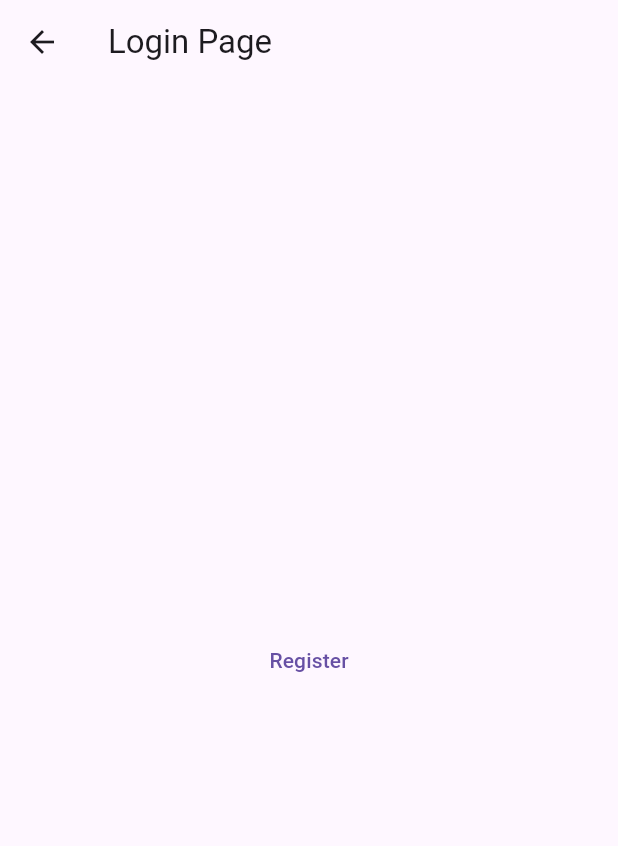
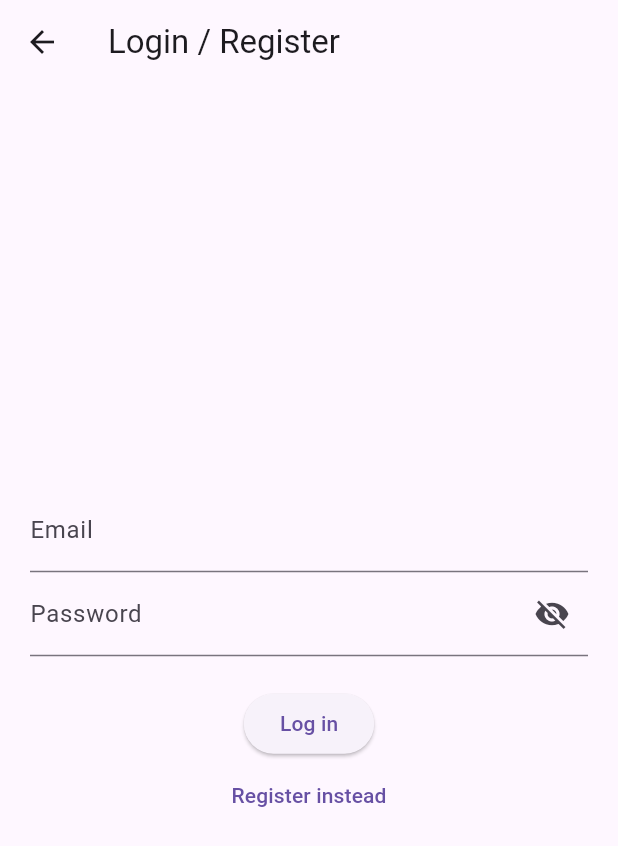
Before and after one commit to garcia123123/prototype_sagip, a Flutter app: the screen it shows after launch, after a tap on "Login", on a phone screen of 412 x 824 dp. Shown: the top 846 px of the screen. Run offline on Flutter 3.47's test engine with Material 3 defaults, Android fonts, the light colour scheme and no system bars; our stand-ins replace firebase_auth, firebase_core; accounts and stored records are empty.

Commit message:
Working on the login / register module using firebase. Also testing if this commit and push wont break the project

```diff
--- /dev/null
+++ b/lib/authenticate.dart
@@ -0,0 +1,39 @@
+//For authentication
+
+import 'package:firebase_auth/firebase_auth.dart';
+//import 'package:flutter/cupertino.dart';
+
+class Authenticate {
+  final FirebaseAuth _firebaseAuth = FirebaseAuth.instance;
+
+  User? get currentUser => _firebaseAuth.currentUser;
+
+  Stream<User?> get authStateChanges => _firebaseAuth.authStateChanges();
+
+  //For Login
+  Future<void> signInWithEmailAndPassword({
+    required String email,
+    required String password,
+}) async {
+    await _firebaseAuth.signInWithEmailAndPassword(
+      email: email,
+      password: password,
+    );
+  }
+
+  //For Register
+  Future<void> createUserWithEmailAndPassword({
+    required String email,
+    required String password,
+  }) async {
+    await _firebaseAuth.createUserWithEmailAndPassword(
+      email: email,
+      password: password,
+    );
+  }
+
+  //For Sign Out
+  Future<void> signOut() async{
+    await _firebaseAuth.signOut();
+  }
+}
--- a/lib/main.dart
+++ b/lib/main.dart
@@ -1,7 +1,14 @@
 import 'package:flutter/material.dart';
-import 'screen/login_screen.dart';
+import 'screen/login_register.dart';
+import 'screen/test.dart';
 
-void main() {
+import 'package:firebase_core/firebase_core.dart';
+import 'package:prototype_sagip/widget_tree.dart';
+
+Future <void> main() async{
+  WidgetsFlutterBinding.ensureInitialized();
+  await Firebase.initializeApp();
+
   runApp(const MyApp());
 }
 
@@ -11,8 +18,9 @@ class MyApp extends StatelessWidget {
   @override
   Widget build(BuildContext context) {
     return MaterialApp(
+      debugShowCheckedModeBanner: false,
       title: 'Sagip_App_Prototype',
-      home: const MyHomePage(),
+      home: const WidgetTree(),
     );
   }
 }
@@ -31,7 +39,7 @@ class MyHomePage extends StatelessWidget {
             Expanded(
               child: Align(
                 alignment: Alignment.centerLeft,
-                child: Text('SAGIP app'),
+                child: Text('SAGIPP app'),
               ),
             ),
 
@@ -50,6 +58,21 @@ class MyHomePage extends StatelessWidget {
                 ),
               ),
             ),
+
+            Expanded(
+              child: Align(
+                alignment: Alignment.centerRight,
+                child: TextButton(
+                  onPressed: () {
+                    Navigator.push(
+                      context,
+                      MaterialPageRoute(builder: (context) => TestScreen()),
+                    );
+                  },
+                  child: const Text('Test Screen'),
+                ),
+              ),
+            ),
           ],
         ),
           backgroundColor: Colors.lightBlue[100],
@@ -60,12 +83,3 @@ class MyHomePage extends StatelessWidget {
     );
   }
 }
-
-//Logger
-// import 'package:logger/logger.dart';
-//final logger = logger();
-// debug (logger.d()): Detailed information mainly for debugging.
-// info (logger.i()): General informational messages about the application's running state.
-// warning (logger.w()): Indications that something unexpected happened, but the app can continue running.
-// error (logger.e()): Serious issues that might cause parts of the app to fail.
-// verbose (logger.v()): More verbose logs, often very detailed.
--- /dev/null
+++ b/lib/screen/login_register.dart
@@ -0,0 +1,152 @@
+import 'package:flutter/material.dart';
+import 'package:firebase_auth/firebase_auth.dart';
+import 'package:prototype_sagip/authenticate.dart';
+
+class LoginScreen extends StatefulWidget{
+  const LoginScreen ({Key? key}) : super(key: key);
+
+  @override
+  State<LoginScreen> createState() => _LoginPageState();
+}
+
+class _LoginPageState extends State<LoginScreen>{
+  String? errorMessage = '';
+  bool isLogin = true;
+  bool _isPasswordVisible = false; // Added to track password visibility
+
+  final TextEditingController _controllerEmail = TextEditingController();
+  final TextEditingController _controllerPassword = TextEditingController();
+
+  Future<void> signInWithEmailAndPassword() async{
+    try{
+      await Authenticate().signInWithEmailAndPassword(
+        email: _controllerEmail.text,
+        password: _controllerPassword.text,
+      );
+    } on FirebaseAuthException catch (e) {
+      setState(() {
+        errorMessage = e.message;
+      });
+    }
+  }
+
+  Future<void> createUserWithEmailAndPassword() async{
+    try{
+      await Authenticate().createUserWithEmailAndPassword(
+        email: _controllerEmail.text,
+        password: _controllerPassword.text,
+      );
+
+      // Sign out immediately after registration to prevent automatic login
+      // Firebase automatically logs in the user after a registration success
+      await Authenticate().signOut();
+
+      setState(() {
+        isLogin = true; // Switch back to login view (this changes the button text to "Log in")
+        errorMessage = 'Account created successfully. Please log in.';
+      });
+
+    } on FirebaseAuthException catch (e) {
+      setState(() {
+        errorMessage = e.message;
+      });
+    }
+  }
+
+  Widget _title(){
+    return const Text('Login / Register');
+  }
+
+  Widget _entryField(
+      String title,
+      TextEditingController controller,
+      ){
+    return TextField(
+      controller: controller,
+      decoration: InputDecoration(
+        labelText: title,
+      ),
+    );
+  }
+
+  // New method specifically for the password field
+  Widget _passwordField(
+      String title,
+      TextEditingController controller,
+      ){
+    return TextField(
+      controller: controller,
+      obscureText: !_isPasswordVisible, // Toggles between asterisks and text
+      decoration: InputDecoration(
+        labelText: title,
+        suffixIcon: IconButton(
+          icon: Icon(
+            _isPasswordVisible ? Icons.visibility : Icons.visibility_off,
+          ),
+          onPressed: () {
+            setState(() {
+              _isPasswordVisible = !_isPasswordVisible;
+            });
+          },
+        ),
+      ),
+    );
+  }
+
+  Widget _errorMessage(){
+    return Text(errorMessage == '' ? '' : 'Humm? $errorMessage');
+  }
+
+
+  //Button to submit the email / password
+  Widget _submitButton(){
+    return ElevatedButton(
+      onPressed: () {
+        if (isLogin) {
+          signInWithEmailAndPassword();
+        } else {
+          createUserWithEmailAndPassword();
+        }
+      },
+      child: Text(isLogin ? 'Log in' : 'Register'),
+    );
+  }
+
+  //Button to switch between login and register
+  Widget _loginOrRegisterButton(){
+    return TextButton(
+      onPressed: () {
+        setState(() {
+          isLogin = !isLogin;
+        });
+      },
+      child: Text(isLogin ? 'Register instead' : 'Login instead'),
+    );
+  }
+
+  @override
+  Widget build(BuildContext context){
+    return Scaffold(
+      appBar: AppBar(
+        title: _title(),
+      ),
+
+      body: Container(
+        height: double.infinity,
+        width: double.infinity,
+        padding: const EdgeInsets.all(20),
+        child: Column(
+          crossAxisAlignment: CrossAxisAlignment.center,
+          mainAxisAlignment: MainAxisAlignment.center,
+          children: <Widget>[
+            _entryField('Email', _controllerEmail),
+            _passwordField('Password', _controllerPassword), // Using the new password field
+            _errorMessage(),
+            _submitButton(),
+            _loginOrRegisterButton(),
+          ]
+        )
+      ),
+    );
+  }
+}
--- a/lib/screen/login_screen.dart
+++ /dev/null
@@ -1,25 +0,0 @@
-import 'package:flutter/material.dart';
-import 'package:prototype_sagip/screen/register_screen.dart';
-
-
-class LoginScreen extends StatelessWidget {
-  const LoginScreen({super.key});
-
-  @override
-  Widget build(BuildContext context) {
-    return Scaffold(
-      appBar: AppBar(title: const Text('Login Page')),
-      body: Center(
-        child: TextButton(
-          onPressed: () {
-            Navigator.push(
-              context,
-              MaterialPageRoute(builder: (context) => const RegisterScreen()),
-            );
-          },
-          child: const Text('Register'),
-        ),
-      ),
-    );
-  }
-}
--- a/lib/screen/new_download_user_screen.dart
+++ b/lib/screen/new_download_user_screen.dart
@@ -2,6 +2,8 @@
 //Shows scrollable static information with images about the application
 
 import 'package:flutter/material.dart';
+import 'login_register.dart';
+import 'test.dart';
 
 class NewDownloadUserScreen extends StatelessWidget{
   const NewDownloadUserScreen ({super.key});
@@ -10,8 +12,61 @@ class NewDownloadUserScreen extends StatelessWidget{
   Widget build(BuildContext context) {
     return Scaffold(
       appBar: AppBar(
-        title: const Text('Second Screen'),
+        title: Row(
+          children: [
+            //Title
+            Expanded(
+              child: Align(
+                alignment: Alignment.centerLeft,
+                child: const Text('New User'),
+              ),
+            ),
+
+            //Login/ Register button
+            Expanded(
+              child: Align(
+                alignment: Alignment.centerRight,
+                child: TextButton(
+                  onPressed: () {
+                    Navigator.push(
+                      context,
+                      MaterialPageRoute(builder: (context) => const LoginScreen()),
+                    );
+                  },
+                  child: const Text('Login'),
+                ),
+              ),
+            ),
+
+          ],
+        ),
+        backgroundColor: Colors.lightBlue[100],
       ),
+
+      body: const SingleChildScrollView(
+        child: SizedBox(
+          width: double.infinity,
+          child: Column(
+            children: [
+              Row(
+                mainAxisAlignment: MainAxisAlignment.center, // Center the row horizontally
+                children: [
+                  Text('text 1'),
+                  SizedBox(width: 20), // Adjustable space between texts
+                  Text('text 2'),
+                ],
+              ),
+              Row(
+                mainAxisAlignment: MainAxisAlignment.center, // Center the row horizontally
+                children: [
+                  Text('Populate later about what the app is about (Infograph)'),
+                ],
+              ),
+            ],
+          ),
+        ),
+      ),
+
     );
   }
 }
--- /dev/null
+++ b/lib/widget_tree.dart
@@ -0,0 +1,32 @@
+import 'package:flutter/material.dart';
+import 'package:prototype_sagip/authenticate.dart';
+import 'package:prototype_sagip/screen/login_register.dart';
+import 'package:prototype_sagip/screen/new_download_user_screen.dart';
+import 'package:prototype_sagip/main.dart';
+import 'package:firebase_auth/firebase_auth.dart';
+
+class WidgetTree extends StatefulWidget{
+  const WidgetTree({Key? key}) : super(key: key);
+
+  @override
+  State<WidgetTree> createState() => _WidgetTreeState();
+}
+
+class _WidgetTreeState extends State<WidgetTree>{
+
+  @override
+  Widget build(BuildContext context){
+    return StreamBuilder(
+      stream: Authenticate().authStateChanges,
+      builder: (context, snapshot){
+
+        if (snapshot.hasData) {
+          return const MyHomePage();
+        } else {
+          return const NewDownloadUserScreen();
+        }
+
+      }
+    );
+  }
+}
--- a/pubspec.yaml
+++ b/pubspec.yaml
@@ -34,6 +34,10 @@ dependencies:
   # The following adds the Cupertino Icons font to your application.
   # Use with the CupertinoIcons class for iOS style icons.
   cupertino_icons: ^1.0.8
+
+  #Firebase
+  firebase_core: ^4.5.0
+  firebase_auth: ^6.2.0
 
 dev_dependencies:
   flutter_test:
```
Also changed, not shown: lib/screen/register_screen.dart (+2 -5 lines), lib/screen/test.dart (added, +48 -0 lines), pubspec.lock, 6 other files.
